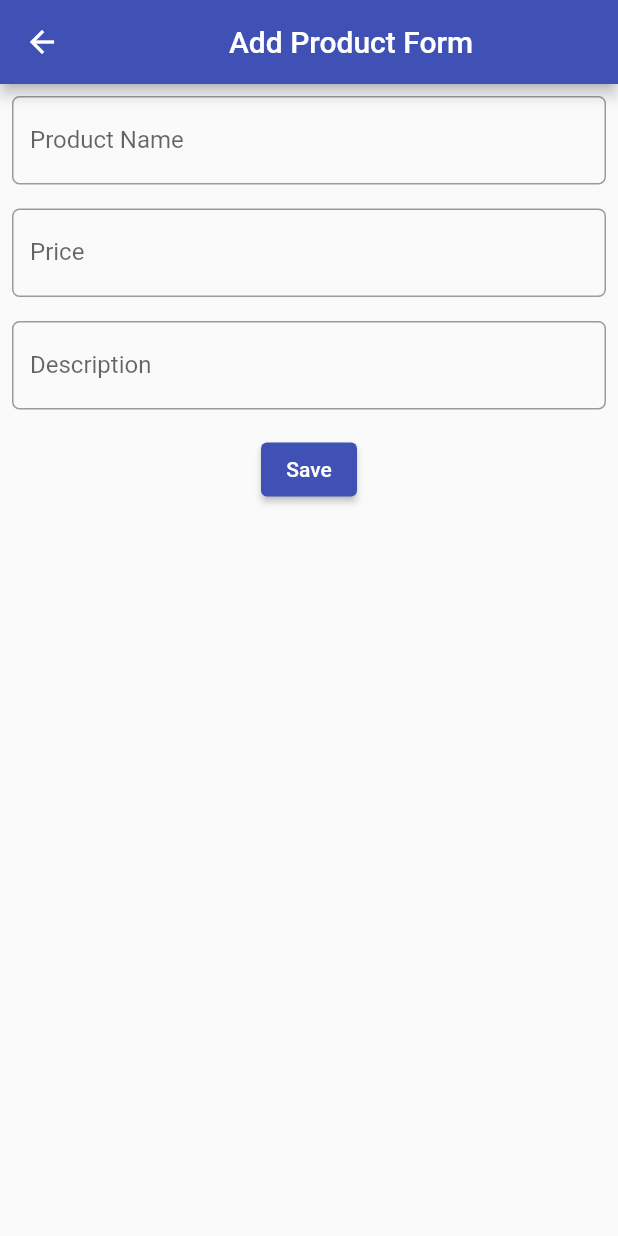
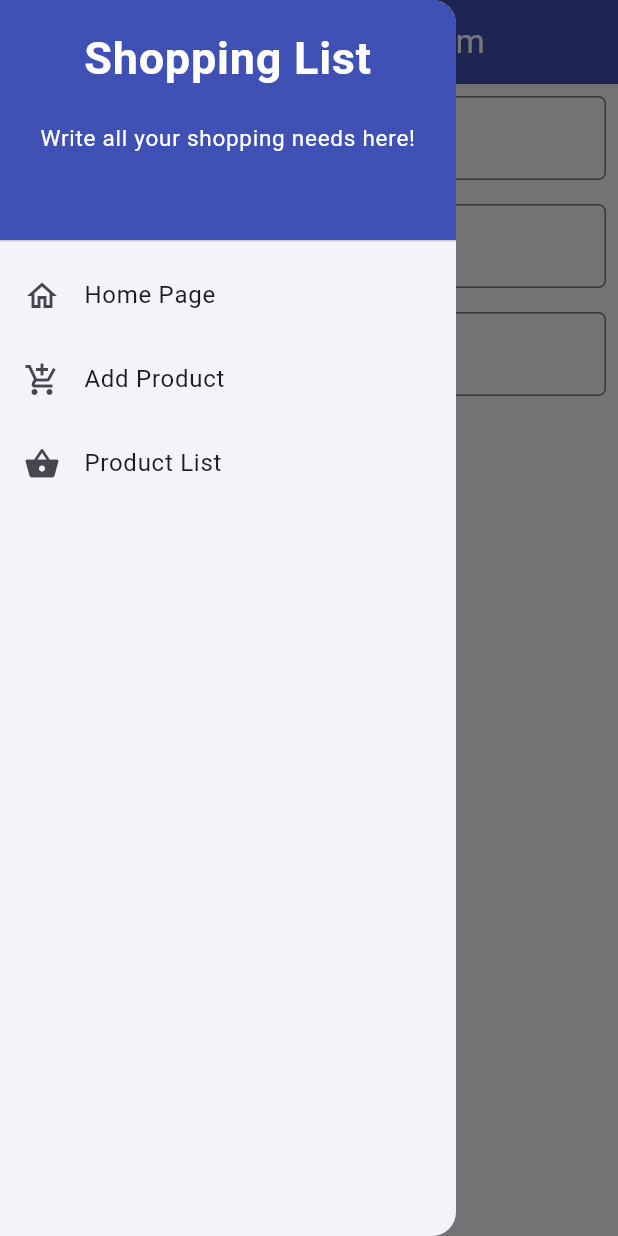
Before and after one commit to OmarK2804/shopping-list-mobile, a Flutter app: the ShopFormPage screen opened directly, with the side drawer open (before the commit the screen has no drawer), on a phone screen of 412 x 824 dp. Run offline on Flutter 3.47's test engine with Material 2 defaults, Android fonts, the phone set to English and light mode, and no system bars; missing offline and left inert: pbp_django_auth; network calls fail.

Commit message:
Tutorial 8

```diff
--- /dev/null
+++ b/lib/models/product.dart
@@ -0,0 +1,65 @@
+// To parse this JSON data, do
+//
+//     final product = productFromJson(jsonString);
+
+import 'dart:convert';
+
+List<Product> productFromJson(String str) => List<Product>.from(json.decode(str).map((x) => Product.fromJson(x)));
+
+String productToJson(List<Product> data) => json.encode(List<dynamic>.from(data.map((x) => x.toJson())));
+
+class Product {
+    String model;
+    int pk;
+    Fields fields;
+
+    Product({
+        required this.model,
+        required this.pk,
+        required this.fields,
+    });
+
+    factory Product.fromJson(Map<String, dynamic> json) => Product(
+        model: json["model"],
+        pk: json["pk"],
+        fields: Fields.fromJson(json["fields"]),
+    );
+
+    Map<String, dynamic> toJson() => {
+        "model": model,
+        "pk": pk,
+        "fields": fields.toJson(),
+    };
+}
+
+class Fields {
+    int user;
+    String name;
+    DateTime dateAdded;
+    int price;
+    String description;
+
+    Fields({
+        required this.user,
+        required this.name,
+        required this.dateAdded,
+        required this.price,
+        required this.description,
+    });
+
+    factory Fields.fromJson(Map<String, dynamic> json) => Fields(
+        user: json["user"],
+        name: json["name"],
+        dateAdded: DateTime.parse(json["date_added"]),
+        price: json["price"],
+        description: json["description"],
+    );
+
+    Map<String, dynamic> toJson() => {
+        "user": user,
+        "name": name,
+        "date_added": "${dateAdded.year.toString().padLeft(4, '0')}-${dateAdded.month.toString().padLeft(2, '0')}-${dateAdded.day.toString().padLeft(2, '0')}",
+        "price": price,
+        "description": description,
+    };
+}
--- a/lib/widgets/left_drawer.dart
+++ b/lib/widgets/left_drawer.dart
@@ -1,8 +1,7 @@
 import 'package:flutter/material.dart';
 import 'package:shopping_list/screens/menu.dart';
 import 'package:shopping_list/screens/shoplist_form.dart';
-// TODO: Import the ShopFormPage page here
-import 'package:shopping_list/screens/shoplist_form.dart';
+import 'package:shopping_list/screens/list_product.dart';
 
 class LeftDrawer extends StatelessWidget {
   const LeftDrawer({super.key});
@@ -65,6 +64,17 @@ class LeftDrawer extends StatelessWidget {
                 ));
             },
           ),
+          ListTile(
+    leading: const Icon(Icons.shopping_basket),
+    title: const Text('Product List'),
+    onTap: () {
+        // Route menu to product page
+        Navigator.push(
+        context,
+        MaterialPageRoute(builder: (context) => const ProductPage()),
+        );
+    },
+),
         ],
       ),
     );
--- a/pubspec.yaml
+++ b/pubspec.yaml
@@ -35,6 +35,9 @@ dependencies:
   # The following adds the Cupertino Icons font to your application.
   # Use with the CupertinoIcons class for iOS style icons.
   cupertino_icons: ^1.0.2
+  provider: ^6.1.1
+  pbp_django_auth: ^0.3.1
+  http: ^0.13.6
 
 dev_dependencies:
   flutter_test:
```
Also changed, not shown: lib/main.dart (+14 -25 lines), lib/screens/list_product.dart (added, +91 -0 lines), lib/screens/login.dart (added, +114 -0 lines), lib/screens/shoplist_form.dart (+36 -31 lines), lib/widgets/shop_card.dart (+28 -1 lines), pubspec.lock, 2 other files.
